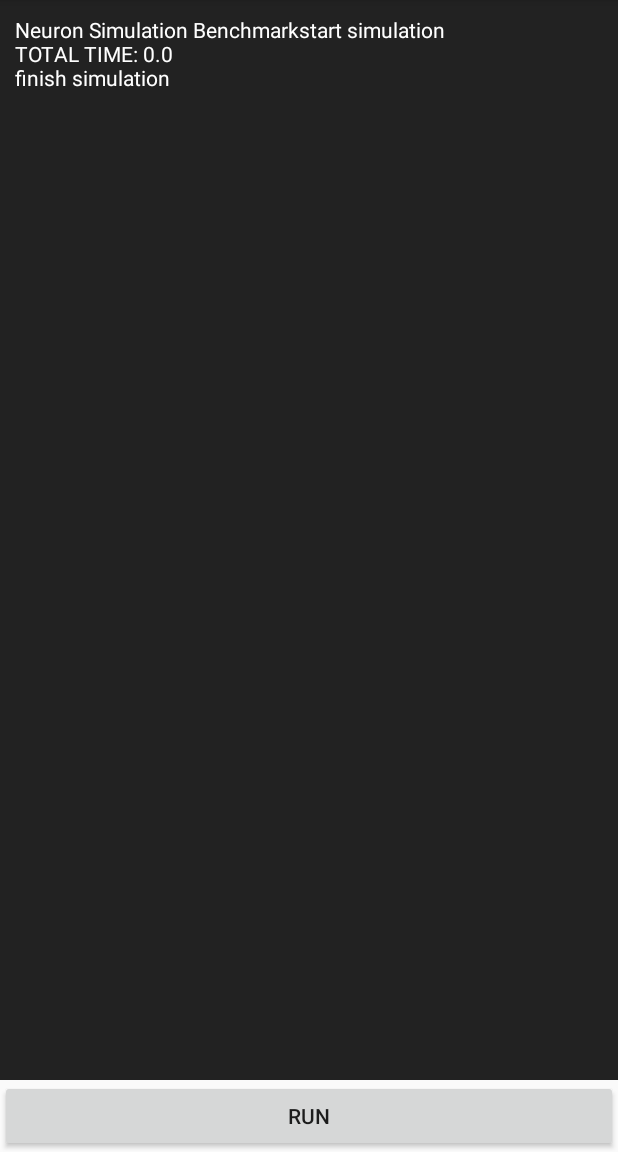
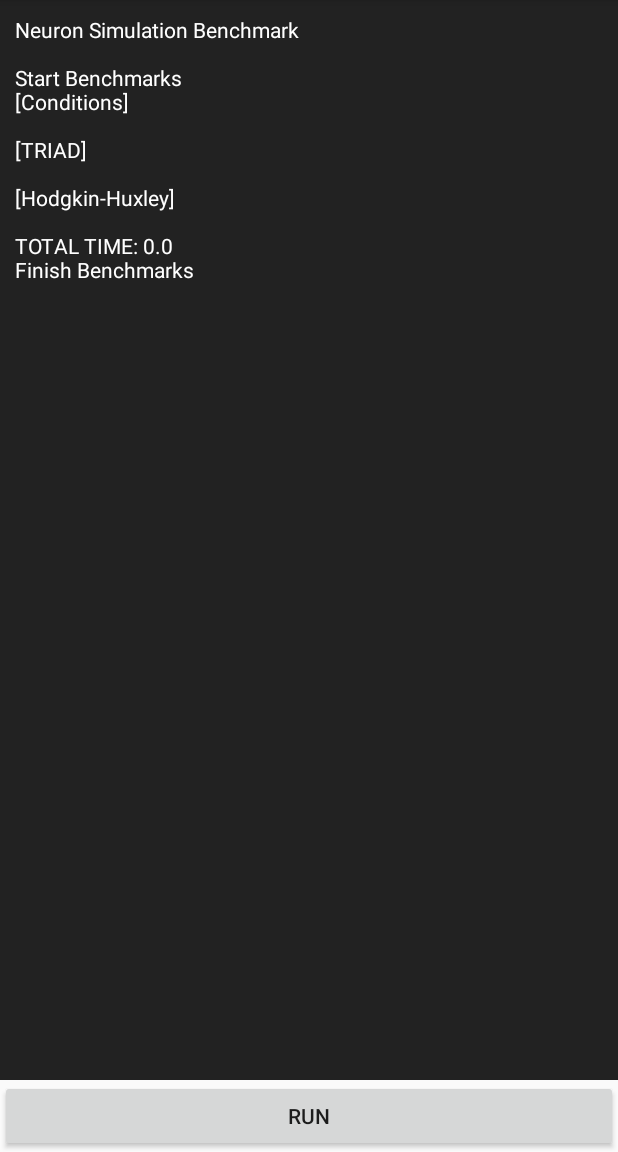
Before and after one commit to DaisukeMiyamoto/android-neuron-simulator, an Android app: the screen it shows after launch (MainActivity), after a tap on "RUN", on a phone screen of 412 x 824 dp, the part 84-1236 px from its top. Run offline under Robolectric (Android 15) with nearby library versions, the light colour scheme and no system bars; 5 statements that could not run were skipped.

Commit message:
apply openmp to triad benchmark #1

```diff
--- a/app/src/main/java/com/nebula/androidneuronsimulator/MyTask.java
+++ b/app/src/main/java/com/nebula/androidneuronsimulator/MyTask.java
@@ -16,7 +16,7 @@ public class MyTask extends AsyncTask<Object, Object, String> {
         System.loadLibrary("native-lib");
     }
     public native String checkOMP();
-    public native String runBenchmarkTriad();
+    public native String runBenchmarkTriad(int num_threads);
     public native String runBenchmarkHH();
 
 
@@ -28,7 +28,7 @@ public class MyTask extends AsyncTask<Object, Object, String> {
 
     @Override
     protected void onPreExecute() {
-        resultTextView.append("start simulation\n");
+        resultTextView.append("Start Benchmarks\n");
         runButton.setEnabled(false);
     }
 
@@ -40,19 +40,23 @@ public class MyTask extends AsyncTask<Object, Object, String> {
         double calc_time;
 
         start_time = System.currentTimeMillis();
+        result_text += "[Conditions]\n";
         result_text += checkOMP();
-        result_text += runBenchmarkTriad();
+        result_text += "\n[TRIAD]\n";
+        result_text += runBenchmarkTriad(1);
+        result_text += runBenchmarkTriad(4);
+        result_text += "\n[Hodgkin-Huxley]\n";
         result_text += runBenchmarkHH();
         stop_time = System.currentTimeMillis();
 
         calc_time = (stop_time - start_time)/1000.0;
-        return result_text + "TOTAL TIME: " + Double.toString(calc_time) + "\n";
+        return result_text + "\nTOTAL TIME: " + Double.toString(calc_time) + "\n";
     }
 
     @Override
     protected void onPostExecute(String result){
         resultTextView.append(result);
-        resultTextView.append("finish simulation\n");
+        resultTextView.append("Finish Benchmarks\n");
         runButton.setEnabled(true);
     }
 }
--- a/app/src/main/res/values/strings.xml
+++ b/app/src/main/res/values/strings.xml
@@ -1,5 +1,5 @@
 <resources>
     <string name="app_name">AndroidNeuronSimulator</string>
     <string name="run_button_text">RUN</string>
-    <string name="init_msg">Neuron Simulation Benchmark</string>
+    <string name="init_msg">Neuron Simulation Benchmark\n\n</string>
 </resources>
```
Also changed, not shown: 2 other files.
